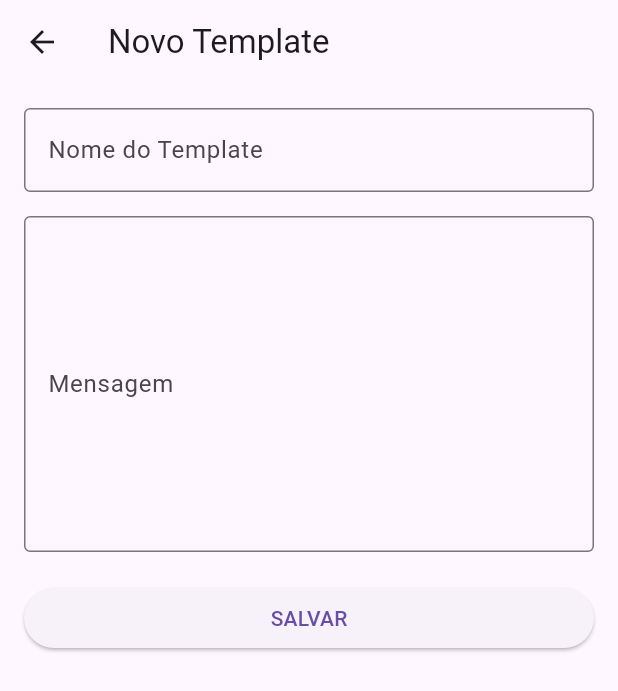
After one commit to AxlBB/cobranca-facil, a Flutter app: the screen it shows after launch, after a tap on the "add" icon, on a phone screen of 412 x 824 dp. The commit adds this screen. Shown: the top 691 px of the screen. Run offline on Flutter 3.47's test engine with Material 3 defaults, Android fonts, the phone set to English and light mode, and no system bars; our stand-ins replace sqflite; accounts and stored records are empty.

Commit message:
feat: cadastrar e listar templates

```diff
--- a/lib/main.dart
+++ b/lib/main.dart
@@ -1,6 +1,7 @@
 import 'package:flutter/material.dart';
 
-import 'screens/settings/settings_screen.dart';
+
+import 'screens/templates/templates_screen.dart';
 
 void main() {
   runApp(
@@ -15,7 +16,7 @@ class MyApp extends StatelessWidget {
   Widget build(BuildContext context) {
     return const MaterialApp(
       debugShowCheckedModeBanner: false,
-      home: SettingsScreen(),
+      home: TemplatesScreen(),
     );
   }
 }
--- a/lib/repositories/template_repository.dart
+++ b/lib/repositories/template_repository.dart
@@ -0,0 +1,49 @@
+import '../database/database_helper.dart';
+import '../models/template_message.dart';
+
+class TemplateRepository {
+
+  Future<List<TemplateMessage>> listar() async {
+
+    final db =
+        await DatabaseHelper.instance.database;
+
+    final result = await db.query(
+      'templates',
+      orderBy: 'nome ASC',
+    );
+
+    return result
+        .map(
+          (e) => TemplateMessage.fromMap(e),
+        )
+        .toList();
+  }
+
+  Future<int> inserir(
+    TemplateMessage template,
+  ) async {
+
+    final db =
+        await DatabaseHelper.instance.database;
+
+    return await db.insert(
+      'templates',
+      template.toMap(),
+    );
+  }
+
+  Future<int> excluir(
+    int id,
+  ) async {
+
+    final db =
+        await DatabaseHelper.instance.database;
+
+    return await db.delete(
+      'templates',
+      where: 'id = ?',
+      whereArgs: [id],
+    );
+  }
+}
--- /dev/null
+++ b/lib/screens/templates/edit_template_screen.dart
@@ -0,0 +1,108 @@
+import 'package:flutter/material.dart';
+
+import '../../models/template_message.dart';
+import '../../repositories/template_repository.dart';
+
+class EditTemplateScreen extends StatefulWidget {
+  const EditTemplateScreen({super.key});
+
+  @override
+  State<EditTemplateScreen> createState() =>
+      _EditTemplateScreenState();
+}
+
+class _EditTemplateScreenState
+    extends State<EditTemplateScreen> {
+
+  final _nomeController =
+      TextEditingController();
+
+  final _conteudoController =
+      TextEditingController();
+
+  final _repository =
+      TemplateRepository();
+
+  @override
+  Widget build(BuildContext context) {
+
+    return Scaffold(
+      appBar: AppBar(
+        title: const Text(
+          'Novo Template',
+        ),
+      ),
+      body: Padding(
+        padding: const EdgeInsets.all(16),
+        child: Column(
+          children: [
+
+            TextField(
+              controller: _nomeController,
+              decoration: const InputDecoration(
+                labelText: 'Nome do Template',
+                border: OutlineInputBorder(),
+              ),
+            ),
+
+            const SizedBox(height: 16),
+
+            TextField(
+              controller: _conteudoController,
+              minLines: 8,
+              maxLines: 12,
+              decoration: const InputDecoration(
+                labelText: 'Mensagem',
+                border: OutlineInputBorder(),
+                hintText:
+                    'Digite o conteúdo do template',
+              ),
+            ),
+
+            const SizedBox(height: 20),
+
+            SizedBox(
+              width: double.infinity,
+              child: ElevatedButton(
+                onPressed: () async {
+
+                  if (_nomeController.text
+                      .trim()
+                      .isEmpty) {
+                    return;
+                  }
+
+                  if (_conteudoController.text
+                      .trim()
+                      .isEmpty) {
+                    return;
+                  }
+
+                  final template =
+                      TemplateMessage(
+                    nome:
+                        _nomeController.text.trim(),
+                    conteudo:
+                        _conteudoController.text.trim(),
+                    criadoEm: DateTime.now(),
+                  );
+
+                  await _repository.inserir(
+                    template,
+                  );
+
+                  if (!mounted) return;
+
+                  Navigator.pop(context);
+                },
+                child: const Text(
+                  'SALVAR',
+                ),
+              ),
+            ),
+          ],
+        ),
+      ),
+    );
+  }
+}
--- /dev/null
+++ b/lib/screens/templates/templates_screen.dart
@@ -0,0 +1,111 @@
+import 'package:flutter/material.dart';
+
+import '../../models/template_message.dart';
+import '../../repositories/template_repository.dart';
+import 'edit_template_screen.dart';
+
+class TemplatesScreen extends StatefulWidget {
+  const TemplatesScreen({super.key});
+
+  @override
+  State<TemplatesScreen> createState() =>
+      _TemplatesScreenState();
+}
+
+class _TemplatesScreenState
+    extends State<TemplatesScreen> {
+
+  final _repository =
+      TemplateRepository();
+
+  List<TemplateMessage> templates = [];
+
+  bool loading = true;
+
+  @override
+  void initState() {
+    super.initState();
+    carregarTemplates();
+  }
+
+  Future<void> carregarTemplates() async {
+
+    final lista =
+        await _repository.listar();
+
+    setState(() {
+      templates = lista;
+      loading = false;
+    });
+  }
+
+  @override
+  Widget build(BuildContext context) {
+
+    return Scaffold(
+      appBar: AppBar(
+        title: const Text(
+          'Templates',
+        ),
+      ),
+
+      floatingActionButton:
+          FloatingActionButton(
+        onPressed: () async {
+
+          await Navigator.push(
+            context,
+            MaterialPageRoute(
+              builder: (_) =>
+                  const EditTemplateScreen(),
+            ),
+          );
+
+          await carregarTemplates();
+        },
+        child: const Icon(
+          Icons.add,
+        ),
+      ),
+
+      body: loading
+
+          ? const Center(
+              child:
+                  CircularProgressIndicator(),
+            )
+
+          : templates.isEmpty
+
+              ? const Center(
+                  child: Text(
+                    'Nenhum template cadastrado',
+                  ),
+                )
+
+              : ListView.builder(
+                  itemCount:
+                      templates.length,
+                  itemBuilder:
+                      (context, index) {
+
+                    final template =
+                        templates[index];
+
+                    return ListTile(
+                      title: Text(
+                        template.nome,
+                      ),
+
+                      subtitle: Text(
+                        template.conteudo,
+                        maxLines: 2,
+                        overflow:
+                            TextOverflow.ellipsis,
+                      ),
+                    );
+                  },
+                ),
+    );
+  }
+}
```
